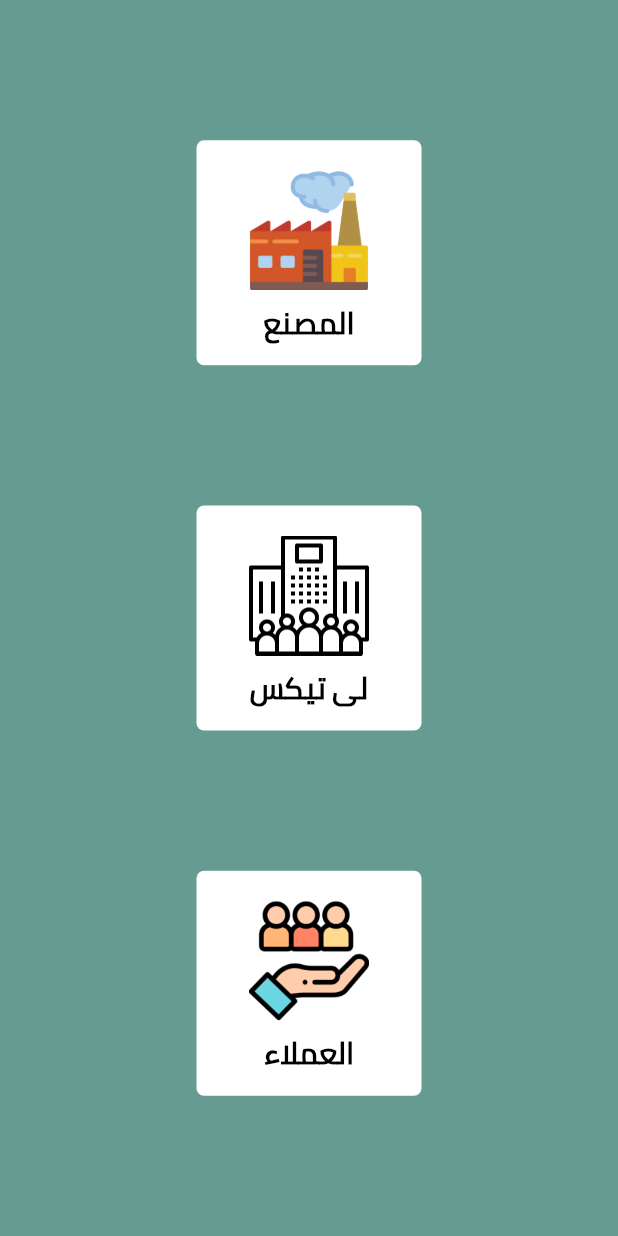
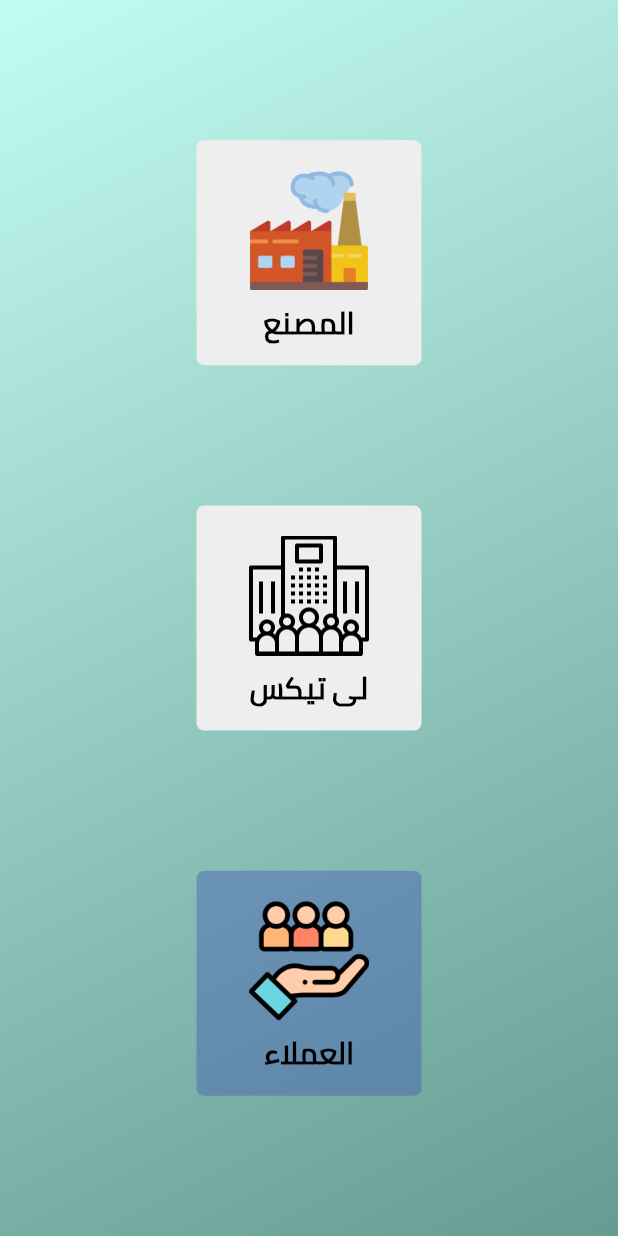
Before and after one commit to EMADOMARAH/elnahwy_tex, a Flutter app: the screen it shows after launch, on a phone screen of 412 x 824 dp. Run offline on Flutter 3.47's test engine with Material 2 defaults, Android fonts, the phone set to English and light mode, and no system bars; our stand-ins replace page_transition, splashscreen, sqflite; accounts and stored records are empty.

Commit message:
مساء الصياح ع كل ديك جدع:)

```diff
--- a/lib/ui/screens/home_screen/home_screen.dart
+++ b/lib/ui/screens/home_screen/home_screen.dart
@@ -8,8 +8,18 @@ class Home_Screen extends StatelessWidget {
   @override
   Widget build(BuildContext context) {
     return Scaffold(
-      backgroundColor: Color(0xff659B91),
-        body: Center(
+        body: Container(
+          decoration: BoxDecoration(
+            gradient: new LinearGradient(
+              begin: Alignment.topLeft,
+              end: Alignment.bottomRight,
+              colors: [
+                Color(0xffC3FCF2),
+                Color(0xff659B91),
+              ],
+            ),
+          ),
+          child: Center(
             child: Container(
               child: Column(
                 children: [
@@ -24,12 +34,12 @@ class Home_Screen extends StatelessWidget {
                         ),
                       );
                     },
-                  child: CustomContainer('المصنع', 'images/Factory.png', Colors.white),
+                    child: CustomContainer('المصنع', 'images/Factory.png', Colors.grey[200]),
                   ),
                   Spacer(flex: 1,),
                   GestureDetector(
                     onTap: (){},
-                  child: CustomContainer('لى تيكس', 'images/LeTex.png', Colors.white),
+                    child: CustomContainer('لى تيكس', 'images/LeTex.png',Colors.grey[200]),
                   ),
                   Spacer(flex: 1,),
                   GestureDetector(
@@ -42,10 +52,11 @@ class Home_Screen extends StatelessWidget {
                         ),
                       );
                     },
-                  child: CustomContainer('العملاء', 'images/Client.png', Colors.white),
+                    child: CustomContainer('العملاء', 'images/Client.png',  Colors.indigo.withOpacity(0.4)),
                   ),
                   Spacer(flex: 1,),
                 ],
+              ),
             ),
           ),
         ),
```
Lines whose indentation alone changed are shown as unchanged.
